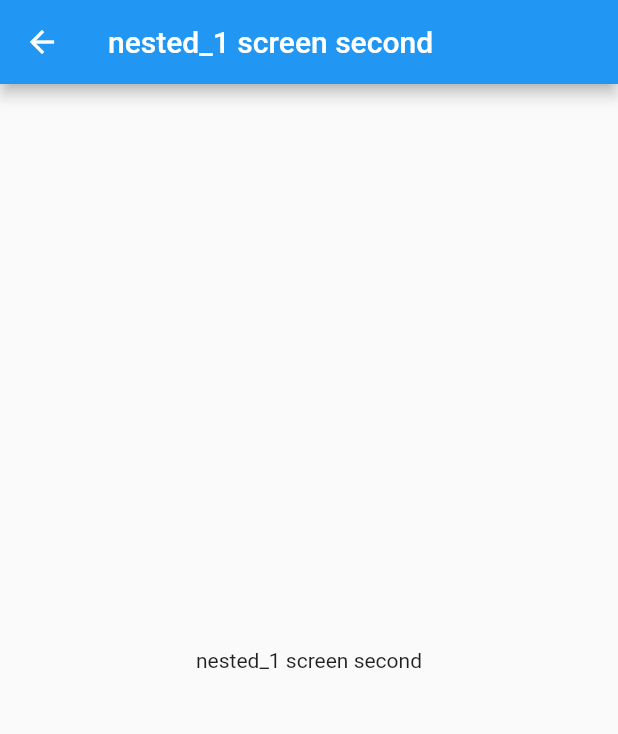
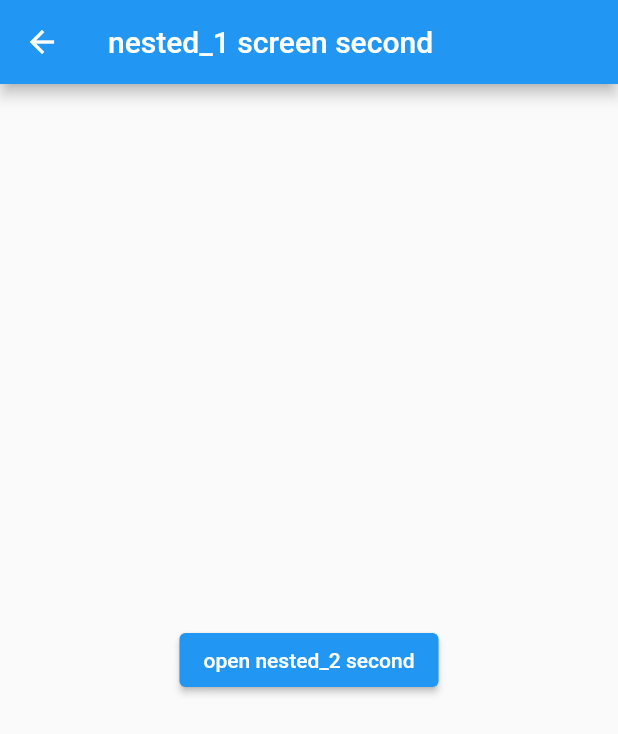
Before and after one commit to pandora-house/bottom_navigation, a Flutter app: the NestedScreenSecondView1 screen opened directly, on a phone screen of 412 x 824 dp. Shown: the top 734 px of the screen. Run offline on Flutter 3.47's test engine with Material 2 defaults, Android fonts, the phone set to English and light mode, and no system bars.

Commit message:
change screen location

```diff
--- a/lib/screens/nested_screens_second/screen_default.dart
+++ b/lib/screens/nested_screens_second/screen_default.dart
@@ -21,11 +21,6 @@ class DefaultScreenSecondView extends StatelessWidget {
                 Navigator.of(context).pushNamed('/nested_1');
               },
               child: const Text('open nested_1 second')),
-          ElevatedButton(
-              onPressed: () {
-                Navigator.of(context).pushNamed('/nested_2');
-              },
-              child: const Text('open nested_2 second')),
         ],
       )),
     );
--- a/lib/screens/nested_screens_second/screen_nested_1.dart
+++ b/lib/screens/nested_screens_second/screen_nested_1.dart
@@ -9,6 +9,11 @@ class NestedScreenSecondView1 extends StatelessWidget {
         appBar: AppBar(
           title: const Text('nested_1 screen second'),
         ),
-        body: const Center(child: Text('nested_1 screen second')));
+        body: Center(
+            child: ElevatedButton(
+                onPressed: () {
+                  Navigator.of(context).pushNamed('/nested_2');
+                },
+                child: const Text('open nested_2 second'))));
   }
 }
```
